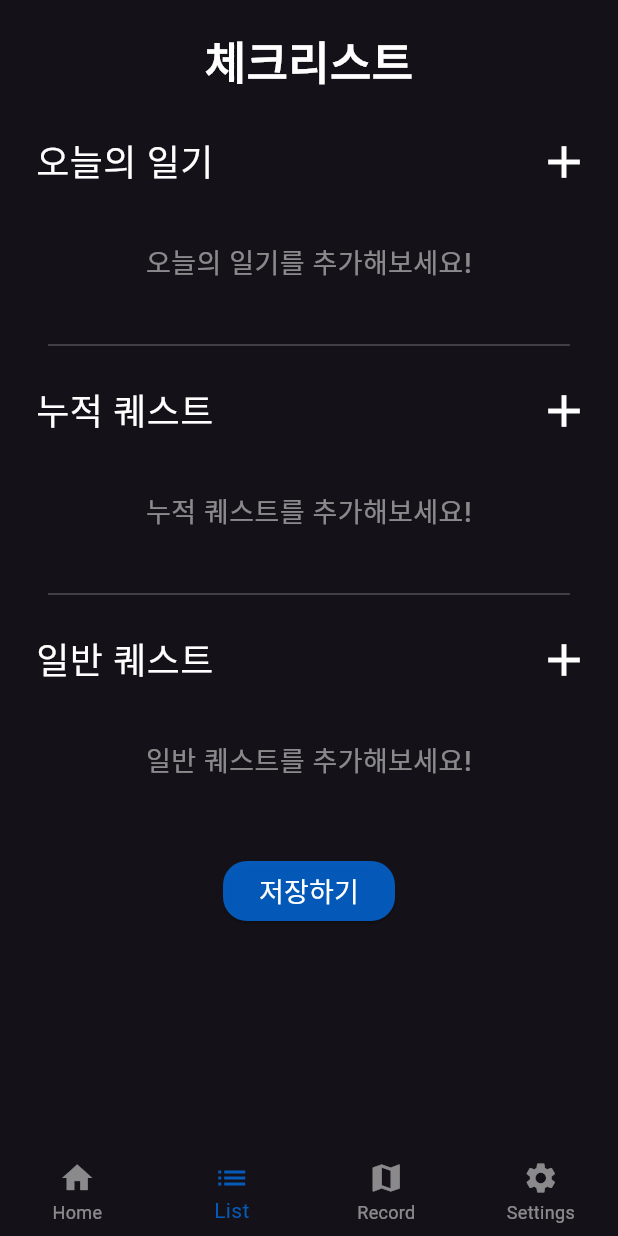
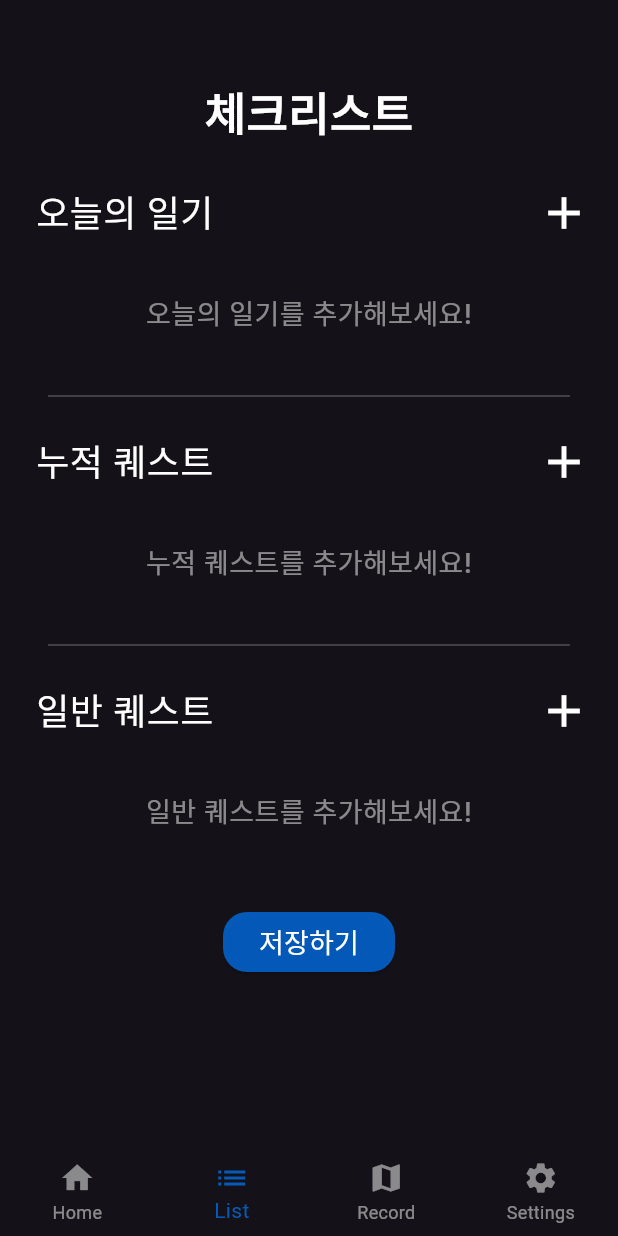
Before and after one commit to recoraddic/recoraddic-android, a Flutter app: the screen it shows after launch, item 2 of the bottom bar chosen, on a phone screen of 412 x 824 dp. Run offline on Flutter 3.47's test engine with Material 3 defaults, Android fonts, the phone set to English and light mode, and no system bars; our stand-ins replace flutter_colorpicker, hive, hive_flutter; accounts and stored records are empty; Roboto replaces fonts that are missing (Inter).

Commit message:
[design] 레이아웃 수정 (#29)
design: unify layout

```diff
--- a/lib/first_page/first_page.dart
+++ b/lib/first_page/first_page.dart
@@ -418,7 +418,7 @@ class _FirstPageState extends State<FirstPage> {
                   ),
                 ),
                 Padding(
-                  padding: const EdgeInsets.only(top: AppConstants.bigPadding),
+                  padding: const EdgeInsets.only(top: AppConstants.bigPadding, bottom: AppConstants.bigPadding),
                   child: IconButton(
                     icon: Icon(
                       Icons.add,
--- a/lib/second_page/second_page.dart
+++ b/lib/second_page/second_page.dart
@@ -5,7 +5,7 @@ import 'package:recoraddic/types/daily_record.dart';
 import 'package:recoraddic/types/accumulated_quest.dart';
 import 'package:recoraddic/types/quest.dart';
 
-import 'style.dart';
+import '../style/style.dart';
 import 'widget.dart';
 
 class SecondPage extends StatefulWidget {
@@ -429,7 +429,7 @@ class _SecondPageState extends State<SecondPage> {
             return const Center(child: CircularProgressIndicator());
           } else {
             return Padding(
-              padding: const EdgeInsets.all(AppConstants.bigPadding),
+              padding: const EdgeInsets.only(top: AppConstants.topPadding, bottom: AppConstants.bigPadding, left: AppConstants.bigPadding, right: AppConstants.bigPadding),
               child: SingleChildScrollView(
                 child: Column(
                   crossAxisAlignment: CrossAxisAlignment.start,
--- a/lib/second_page/style.dart
+++ /dev/null
@@ -1,50 +0,0 @@
-import 'package:flutter/material.dart';
-
-class AppColors {
-  static const Color lightBlueColor = Color.fromRGBO(0, 122, 255, 0.7);
-  static const Color darkBlueColor = Color.fromRGBO(0, 122, 255, 0.3);
-  static const Color whiteColor = Color.fromRGBO(255, 255, 255, 1);
-  static const Color lightGreyColor = Color.fromRGBO(255, 255, 255, 0.5);
-  static const Color middleGreyColor = Color.fromRGBO(255, 255, 255, 0.1);
-  static const Color darkGreyColor = Color.fromRGBO(255, 255, 255, 0.05);
-}
-
-class AppFonts {
-  static const TextStyle bigWhiteText = TextStyle(
-    color: AppColors.whiteColor,
-    fontSize: 30,
-    fontFamily: 'Inter',
-    fontWeight: FontWeight.w700,
-    height: 1.6,
-  );
-  static const TextStyle middleWhiteText = TextStyle(
-    color: AppColors.whiteColor,
-    fontSize: 24,
-    fontFamily: 'Inter',
-    fontWeight: FontWeight.w500,
-    height: 1.6,
-  );
-  static const TextStyle smallWhiteText = TextStyle(
-    color: AppColors.whiteColor,
-    fontSize: 18,
-    fontFamily: 'Inter',
-    fontWeight: FontWeight.w500,
-    height: 1.6,
-  );
-  static const TextStyle smallLightGreyText = TextStyle(
-    color: AppColors.lightGreyColor,
-    fontSize: 18,
-    fontFamily: 'Inter',
-    fontWeight: FontWeight.w500,
-    height: 1.6,
-  );
-}
-
-class AppConstants {
-  static const double bigPadding = 16.0;
-  static const double smallPadding = 8.0;
-  static const double bigBorderRadius = 16.0;
-  static const double smallBorderRadius = 8.0;
-  static const double bigBoxSize = 32.0;
-  static const double smallBoxSize = 16.0;
-}
--- a/lib/second_page/widget.dart
+++ b/lib/second_page/widget.dart
@@ -1,7 +1,7 @@
 import 'package:flutter/material.dart';
 import 'package:recoraddic/types/quest.dart';
 
-import 'style.dart';
+import '../style/style.dart';
 
 class Section extends StatelessWidget {
   final String title;
```
